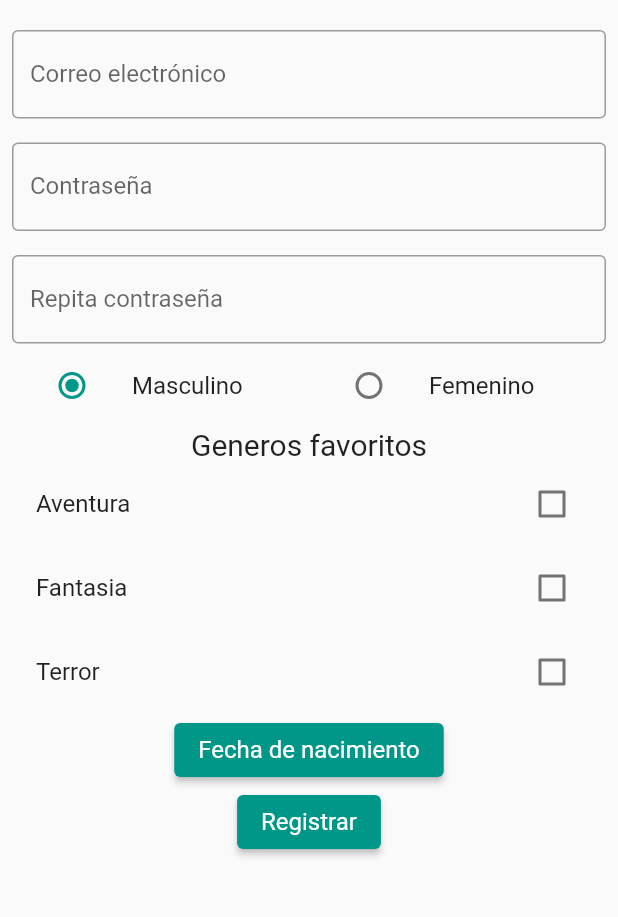
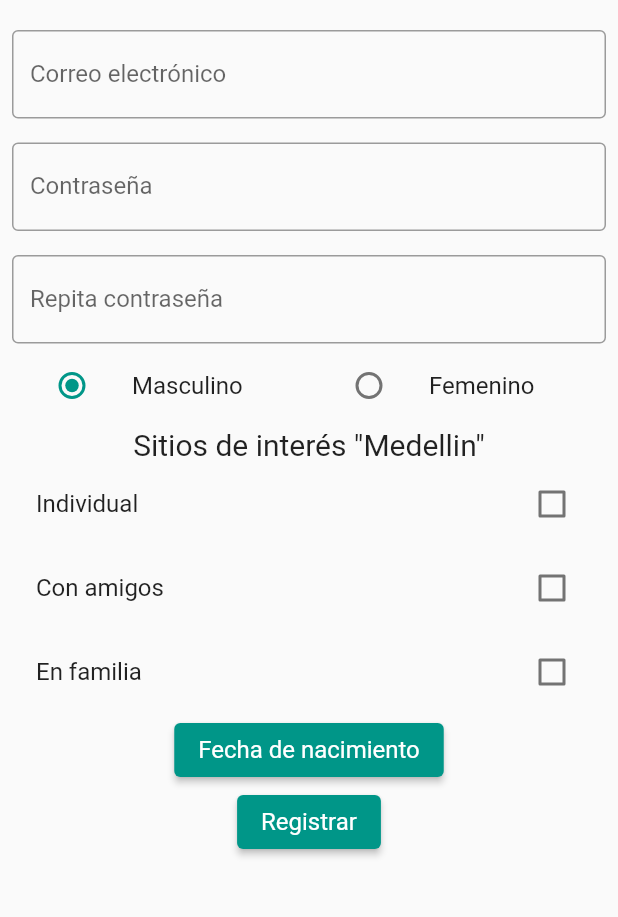
Before and after one commit to josue-y/travelmobile, a Flutter app: the VistaRegistro screen opened directly, on a phone screen of 412 x 824 dp, the part 264-1181 px from its top. Run offline on Flutter 3.47's test engine with Material 2 defaults, Android fonts, the phone set to English and light mode, and no system bars; our stand-ins replace firebase_core, shared_preferences; accounts and stored records are empty.

Commit message:
Correccion Sitios de interes VistaRegistro

```diff
--- a/lib/vistas/vistaregistro.dart
+++ b/lib/vistas/vistaregistro.dart
@@ -177,11 +177,11 @@ class _VistaRegistroState extends State<VistaRegistro> {
                     ],
                   ),
                   const Text(
-                    'Generos favoritos',
+                    'Sitios de interés "Medellin"',
                     style: TextStyle(fontSize: 20),
                   ),
                   CheckboxListTile(
-                    title: const Text('Aventura'),
+                    title: const Text('Individual'),
                     value: _aventura,
                     selected: _aventura,
                     onChanged: (bool? value) {
@@ -191,7 +191,7 @@ class _VistaRegistroState extends State<VistaRegistro> {
                     },
                   ),
                   CheckboxListTile(
-                    title: const Text('Fantasia'),
+                    title: const Text('Con amigos'),
                     value: _fantasia,
                     selected: _fantasia,
                     onChanged: (bool? value) {
@@ -201,7 +201,7 @@ class _VistaRegistroState extends State<VistaRegistro> {
                     },
                   ),
                   CheckboxListTile(
-                    title: const Text('Terror'),
+                    title: const Text('En familia'),
                     value: _terror,
                     selected: _terror,
                     onChanged: (bool? value) {
```
